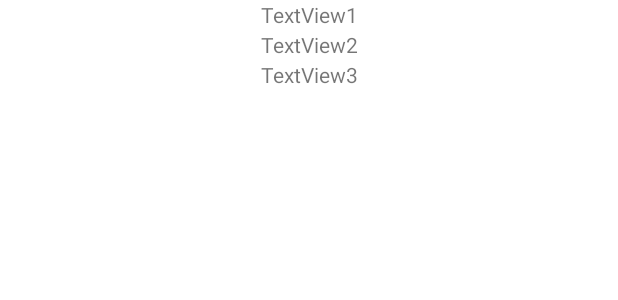
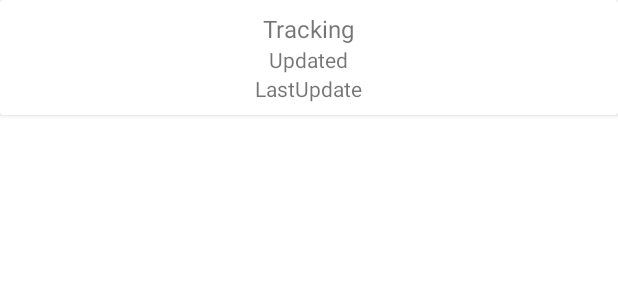
Before and after one commit to spgrvl/package-tracker-app, an Android app: the layout main_view_item.xml on its own in the app's theme, with its tools: preview values and no code run, on a phone screen of 412 x 824 dp. Shown: the top 300 px of the screen. Run offline under Robolectric (Android 15) with nearby library versions, the phone set to English and light mode, and no system bars.

Commit message:
Switched from using ListViews to using RecyclerViews for both main index list and package details list. Several minor fixes & improvements.

```diff
--- a/app/build.gradle
+++ b/app/build.gradle
@@ -10,8 +10,8 @@ android {
         applicationId "com.spgrvl.packagetracker"
         minSdkVersion 24
         targetSdkVersion 30
-        versionCode 17
-        versionName "1.9.1"
+        versionCode 18
+        versionName "1.10"
 
         testInstrumentationRunner "androidx.test.runner.AndroidJUnitRunner"
     }
--- a/app/src/main/res/layout/main_view_item.xml
+++ b/app/src/main/res/layout/main_view_item.xml
@@ -1,28 +1,38 @@
 <?xml version="1.0" encoding="utf-8"?>
-<LinearLayout xmlns:android="http://schemas.android.com/apk/res/android"
-    android:orientation="vertical"
+<RelativeLayout xmlns:android="http://schemas.android.com/apk/res/android"
     android:layout_width="match_parent"
-    android:layout_height="match_parent" >
+    android:layout_height="match_parent">
 
-    <TextView
-        android:gravity="center"
-        android:text="TextView1"
+    <androidx.cardview.widget.CardView
         android:layout_width="match_parent"
-        android:layout_height="20dp"
-        android:id="@+id/trackingTv"/>
+        android:layout_height="wrap_content"
+        android:layout_gravity="center"
+        android:foreground="?android:attr/selectableItemBackground">
 
-    <TextView
-        android:gravity="center"
-        android:text="TextView2"
-        android:layout_width="match_parent"
-        android:layout_height="20dp"
-        android:id="@+id/updatedTv"/>
+        <GridLayout
+            android:layout_width="match_parent"
+            android:layout_height="match_parent"
+            android:columnCount="1"
+            android:padding="8dp">
 
-    <TextView
-        android:gravity="center"
-        android:text="TextView3"
-        android:layout_width="match_parent"
-        android:layout_height="20dp"
-        android:id="@+id/lastUpdateTv" />
+            <TextView
+                android:id="@+id/trackingTv"
+                android:layout_gravity="center_horizontal"
+                android:text="Tracking"
+                android:textSize="16sp" />
 
-</LinearLayout>
+            <TextView
+                android:id="@+id/updatedTv"
+                android:layout_gravity="center_horizontal"
+                android:text="Updated" />
+
+            <TextView
+                android:id="@+id/lastUpdateTv"
+                android:layout_gravity="center_horizontal"
+                android:text="LastUpdate" />
+
+        </GridLayout>
+
+    </androidx.cardview.widget.CardView>
+
+</RelativeLayout>
--- a/app/src/main/res/values/strings.xml
+++ b/app/src/main/res/values/strings.xml
@@ -10,7 +10,7 @@
     <string name="delete_confirmation">Do you want to delete this package?</string>
     <string name="yes">Yes</string>
     <string name="no">No</string>
-    <string name="package_deleted_partial">Deleted package</string>
+    <string name="package_deleted_partial">Deleted package\u0020</string>
     <string name="added_successfully">Added successfully!</string>
     <string name="something_went_wrong">Something went wrong!</string>
     <string name="edited_successfully">Edited successfully!</string>
```
Also changed, not shown: app/src/main/java/com/spgrvl/packagetracker/CustomDetailsListAdapter.java (+29 -34 lines), app/src/main/java/com/spgrvl/packagetracker/CustomIndexListAdapter.java (+64 -34 lines), app/src/main/java/com/spgrvl/packagetracker/MainActivity.java (+30 -83 lines), app/src/main/java/com/spgrvl/packagetracker/PackageDetailsActivity.java (+19 -25 lines), app/src/main/res/layout/activity_main.xml (+11 -15 lines), app/src/main/res/layout/activity_tracking_details.xml (+9 -18 lines), app/src/main/res/layout/tracking_details_item.xml (+31 -16 lines), 1 other file.
